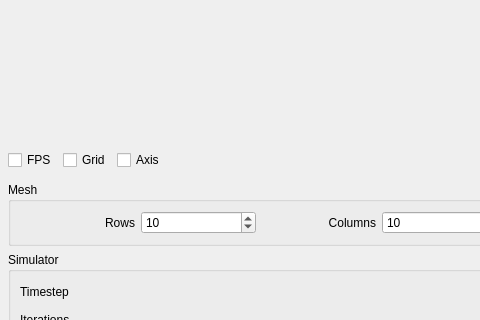
Old version of the form viewerInterface.ui in the repository arassch/ProjectiveDynamics; both pictures show x 0 to 480 and y 512 to 832 of the 1000 by 1000 pixel window.
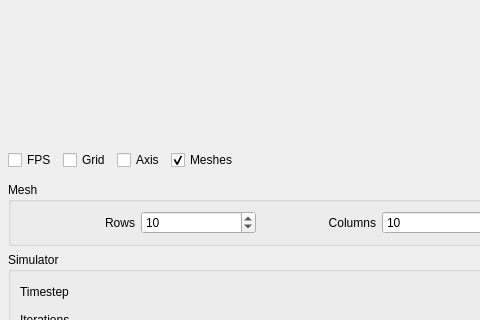
New version of the form. Custom widgets are drawn as their Qt base class.

Patch:
```diff
--- a/viewerInterface.ui
+++ b/viewerInterface.ui
@@ -59,6 +59,16 @@
        </property>
       </widget>
      </item>
+     <item>
+      <widget class="QCheckBox" name="drawMeshesCheck">
+       <property name="text">
+        <string>Meshes</string>
+       </property>
+       <property name="checked">
+        <bool>true</bool>
+       </property>
+      </widget>
+     </item>
      <item>
       <spacer>
        <property name="orientation">
```
Left out of the diff: 17 changed lines with no effect on the pictures.
